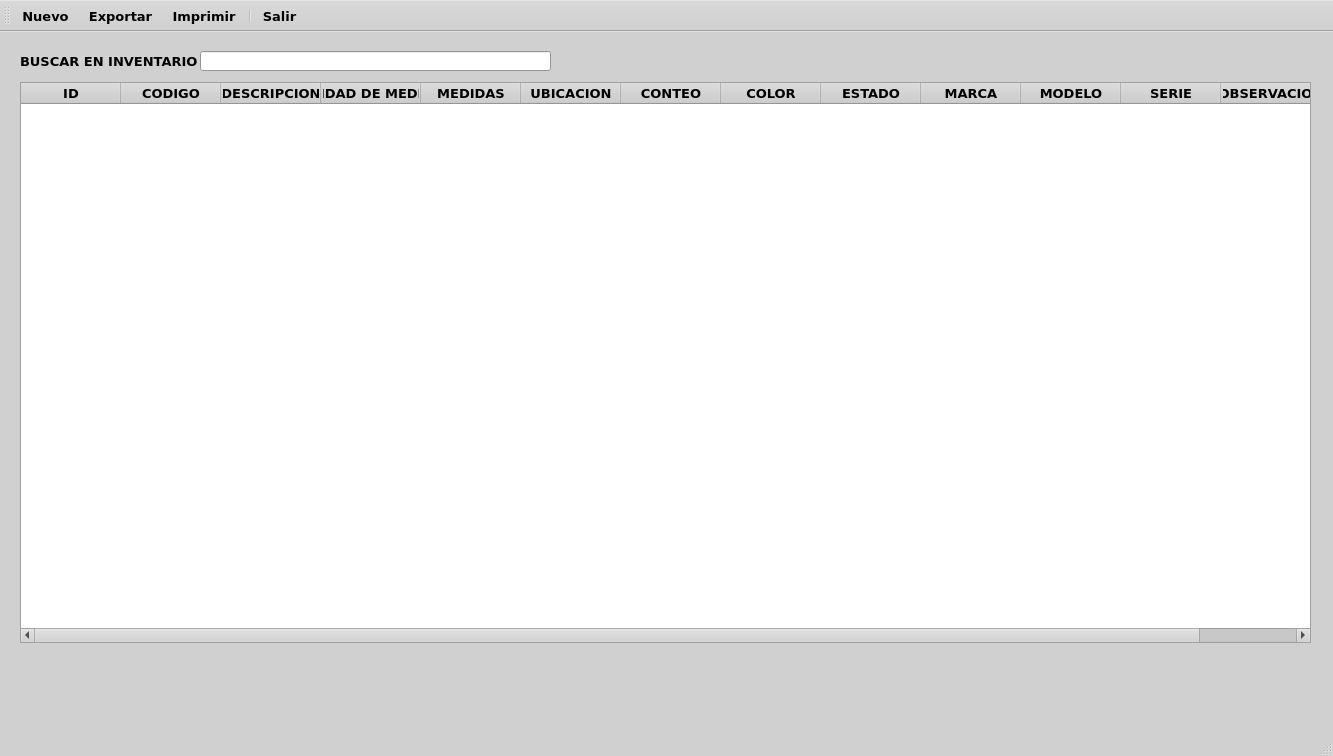
Qt form ui/lista_inventarios.ui (EdwardsBC/SutrakomaqV2) before a commit.
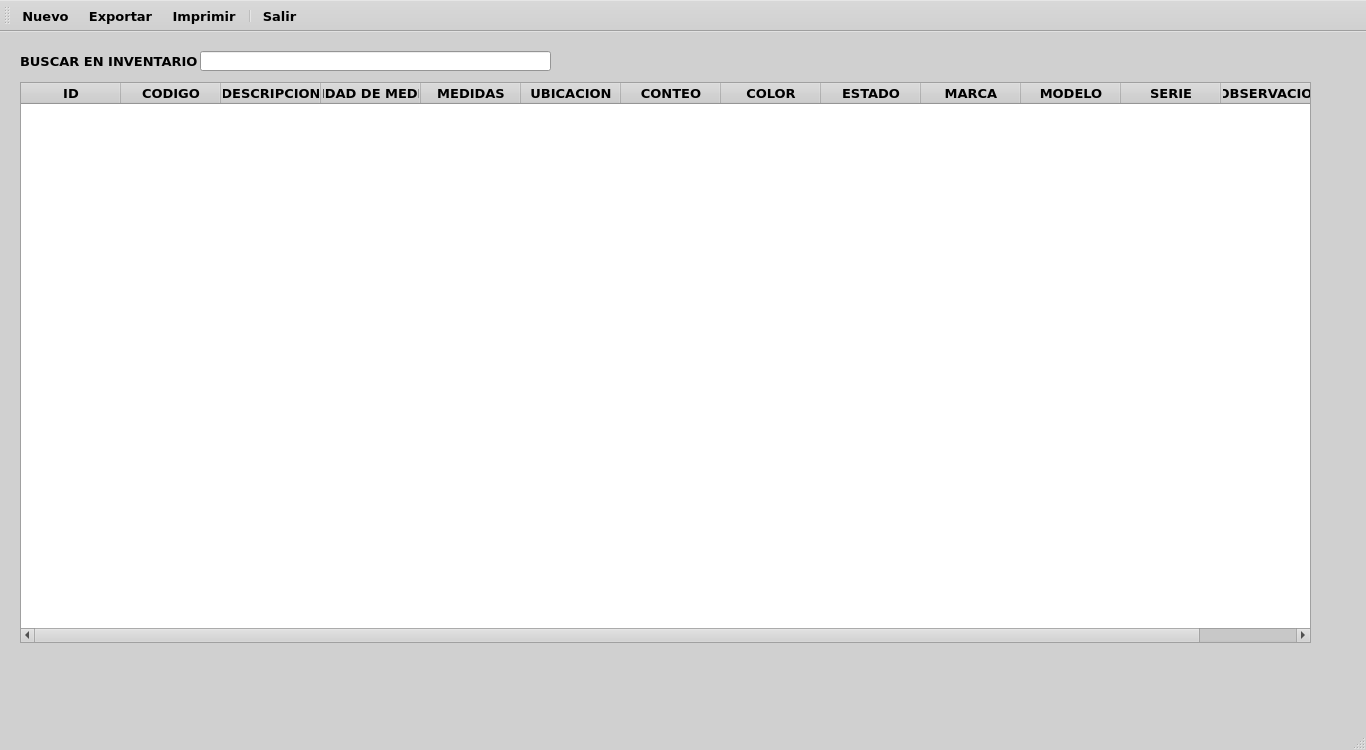
The same form after that commit. Icons and pictures are not drawn.

What changed in the file:
```diff
--- a/ui/lista_inventarios.ui
+++ b/ui/lista_inventarios.ui
@@ -6,8 +6,8 @@
    <rect>
     <x>0</x>
     <y>0</y>
-    <width>1333</width>
-    <height>756</height>
+    <width>1366</width>
+    <height>750</height>
    </rect>
   </property>
   <property name="palette">
```
Left out of the diff: 2 changed lines with no effect on the pictures.
